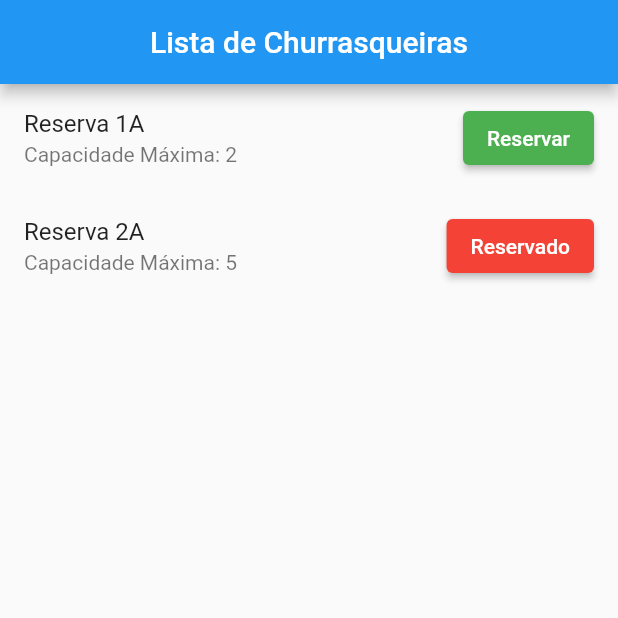
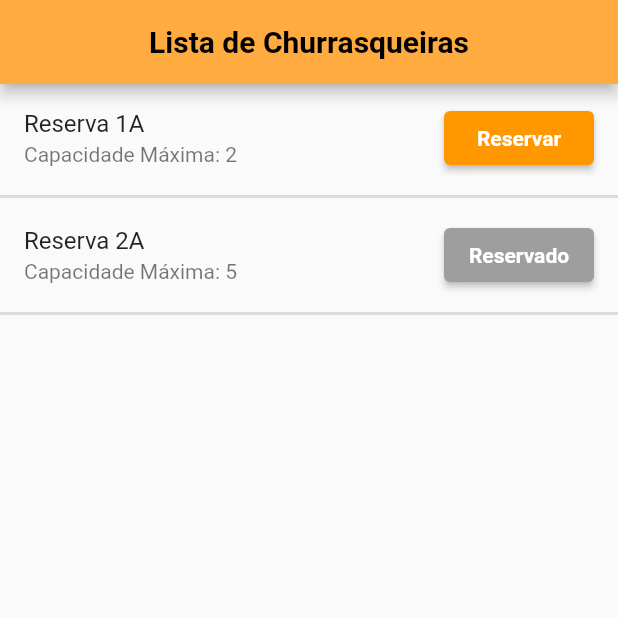
Before and after one commit to LeonardoMaito/reserva-wbc, a Flutter app: the screen it shows after launch, on a phone screen of 412 x 824 dp, the top half of it. Run offline on Flutter 3.47's test engine with Material 2 defaults, Android fonts, the phone set to English and light mode, and no system bars; our stand-ins replace sqflite; accounts and stored records are empty.

Commit message:
Adicionado divider

```diff
--- a/lib/screens/App.dart
+++ b/lib/screens/App.dart
@@ -12,6 +12,8 @@ class App extends StatelessWidget {
       appBar: AppBar(
         title: const Text('Lista de Churrasqueiras'),
         centerTitle: true,
+        backgroundColor: Colors.orangeAccent,
+        titleTextStyle: const TextStyle(color: Colors.black, fontSize: 20, fontWeight: FontWeight.bold ),
       ),
       body: futureBuilder(context),
     );
@@ -45,7 +47,9 @@ class App extends StatelessWidget {
           itemBuilder: (context, index) {
             Reservation reservation = reservations[index];
 
-            return ListTile(
+            return Column(
+              children: [
+                ListTile(
                   title: Text(reservation.title),
                   subtitle: Text('Capacidade Máxima: ${reservation.maxPeople}'),
                   trailing: ElevatedButton(
@@ -58,11 +62,16 @@ class App extends StatelessWidget {
                     },
                     style: ElevatedButton.styleFrom(
                       backgroundColor:
-                      reservation.reserved == true ? Colors.red : Colors.green,
+                          reservation.reserved == true ? Colors.grey : Colors.orange,
+                      fixedSize:const Size(100, 35) ,
+                      textStyle: const TextStyle(color: Colors.black54, fontWeight: FontWeight.bold, fontSize: 14),
                     ),
                     child: Text(
                         reservation.reserved == true ? 'Reservado' : 'Reservar'),
                   ),
+                ),
+                const Divider(height: 6, thickness: 2,),
+              ],
             );
           },
         );
```
Lines whose indentation alone changed are shown as unchanged.
